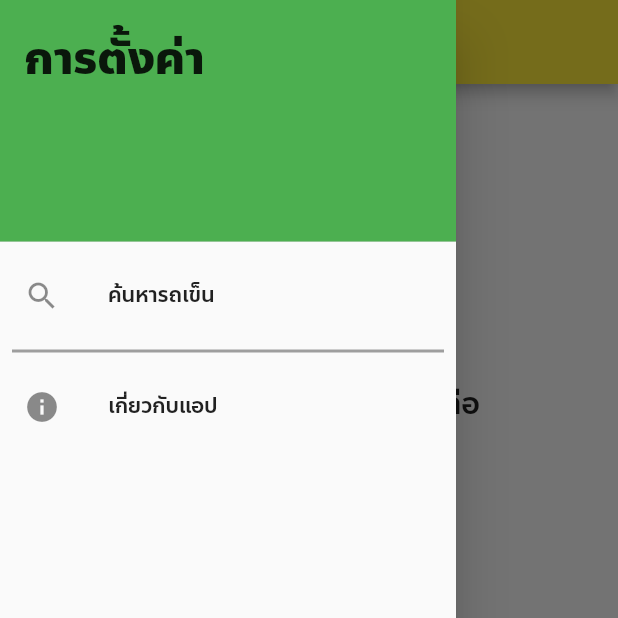
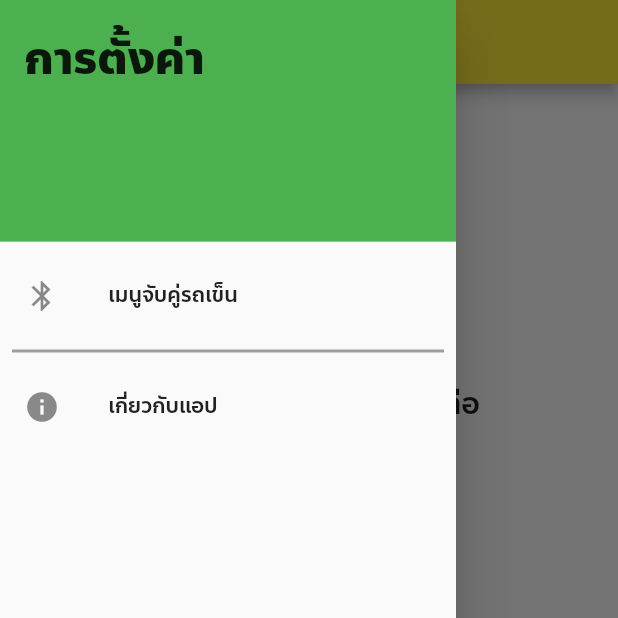
Before and after one commit to Leomotors/NSM2021-SmartWheelChair-MobileApp, a Flutter app: the screen it shows after launch, with the side drawer open, on a phone screen of 412 x 824 dp, the top half of it. Run offline on Flutter 3.47's test engine with Material 2 defaults, Android fonts, the phone set to English and light mode, and no system bars; our stand-ins replace flutter_bluetooth_serial, package_info.

Commit message:
pairing menu

```diff
--- a/lib/constants/app_constants.dart
+++ b/lib/constants/app_constants.dart
@@ -1 +1,2 @@
 final String githubLink = "https://github.com/Leomotors/NSM2021-SmartWheelChair-MobileApp";
+final String wheelChairBTModuleName = "HC-05";
--- a/lib/screens/WheelChairCtrl.dart
+++ b/lib/screens/WheelChairCtrl.dart
@@ -1,6 +1,6 @@
 import 'package:flutter/material.dart';
 import 'package:nsm2021_smartwheelchair_mobileapp/constants/assets_path.dart';
-import 'package:nsm2021_smartwheelchair_mobileapp/screens/PairWheelChair.dart';
+import 'package:nsm2021_smartwheelchair_mobileapp/screens/WaitForBluetoothPage.dart';
 
 class WheelChairCtrlPageBody extends StatefulWidget {
   const WheelChairCtrlPageBody({Key? key}) : super(key: key);
@@ -34,13 +34,13 @@ class _WheelChairCtrlPageBodyState extends State<WheelChairCtrlPageBody> {
               context,
               MaterialPageRoute(
                 builder: (BuildContext context) {
-                  return PairWheelChairPage();
+                  return WaitForBluetoothPage();
                 },
               ),
             );
           },
-          icon: Icon(_paired ? Icons.link_off : Icons.link),
-          label: Text(_paired ? "หยุดเชื่อมต่อ" : "เชื่อมต่อเลย!"),
+          icon: Icon(_paired ? Icons.link_off : Icons.bluetooth),
+          label: Text(_paired ? "หยุดเชื่อมต่อ" : "เปิดเมนูจับคู่รถเข็น"),
         ),
         ElevatedButton.icon(
           onPressed: _paired ? () {} : null,
--- a/lib/widgets/DrawerMenu.dart
+++ b/lib/widgets/DrawerMenu.dart
@@ -1,5 +1,5 @@
 import 'package:flutter/material.dart';
-import 'package:nsm2021_smartwheelchair_mobileapp/screens/PairWheelChair.dart';
+import 'package:nsm2021_smartwheelchair_mobileapp/screens/WaitForBluetoothPage.dart';
 import 'package:nsm2021_smartwheelchair_mobileapp/utils/AboutDialog.dart';
 import 'package:package_info/package_info.dart';
 
@@ -40,15 +40,15 @@ class _DrawerMenuState extends State<DrawerMenu> {
           decoration: BoxDecoration(color: Colors.green),
         ),
         ListTile(
-          title: Text("ค้นหารถเข็น"),
-          leading: Icon(Icons.search),
+          title: Text("เมนูจับคู่รถเข็น"),
+          leading: Icon(Icons.bluetooth),
           onTap: () {
             Navigator.pop(context);
             Navigator.push(
               context,
               MaterialPageRoute(
                 builder: (BuildContext context) {
-                  return PairWheelChairPage();
+                  return WaitForBluetoothPage();
                 },
               ),
             );
--- a/pubspec.yaml
+++ b/pubspec.yaml
@@ -15,7 +15,7 @@ publish_to: 'none' # Remove this line if you wish to publish to pub.dev
 # In iOS, build-name is used as CFBundleShortVersionString while build-number used as CFBundleVersion.
 # Read more about iOS versioning at
 # https://developer.apple.com/library/archive/documentation/General/Reference/InfoPlistKeyReference/Articles/CoreFoundationKeys.html
-version: 1.0.16
+version: 1.0.17
 
 environment:
   sdk: ">=2.12.0 <3.0.0"
```
Also changed, not shown: lib/screens/DiscoveryPage.dart (+23 -2 lines), lib/screens/WaitForBluetoothPage.dart (renamed from lib/screens/PairWheelChair.dart, +4 -4 lines), lib/widgets/BluetoothDeviceListEntry.dart (line endings or trailing spaces).
